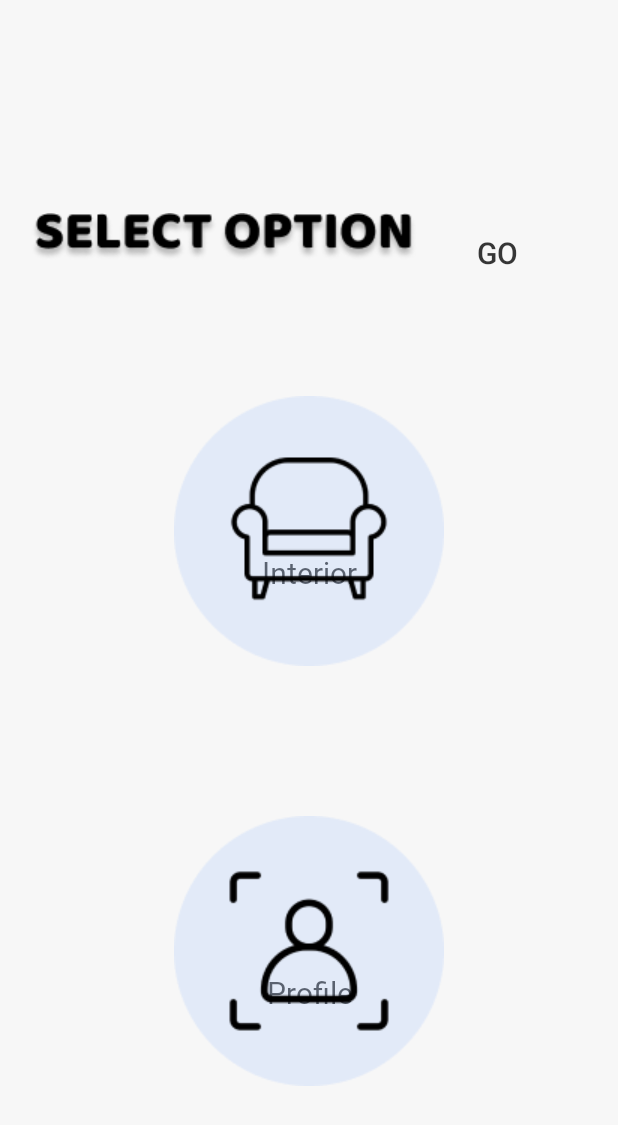
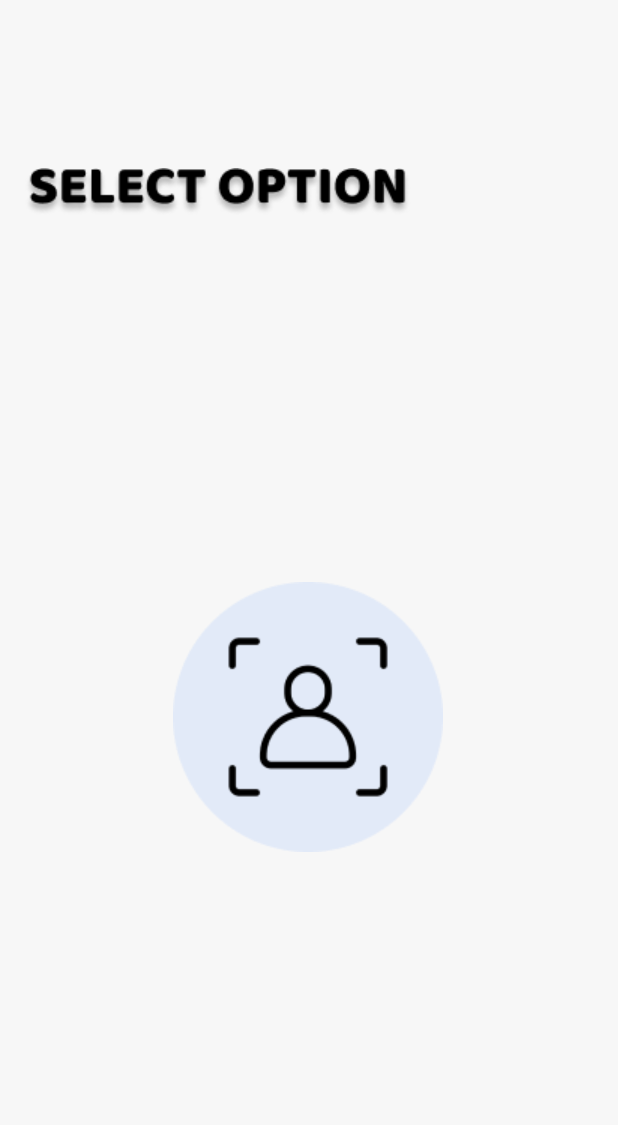
Before and after one commit to tun111-jun/VSMR, an Android app: the SelectPage screen opened directly, with no data from a screen before it, on a phone screen of 412 x 824 dp. Shown: the top 1125 px of the screen. Run offline under Robolectric (Android 15) with nearby library versions, the phone set to English and light mode, and no system bars.

Commit message:
[edit] layout 위치 수정

```diff
--- a/app/src/main/java/com/example/app3/PictureActivity.java
+++ b/app/src/main/java/com/example/app3/PictureActivity.java
@@ -72,8 +72,6 @@ public class PictureActivity extends AppCompatActivity {
                 overridePendingTransition(R.transition.fade_in, R.transition.fade_out);
             }
         });
-
-        back = findViewById(R.id.backPicture);
         back.setOnClickListener(new View.OnClickListener() {
             @Override
             public void onClick(View view) {
--- a/app/src/main/java/com/example/app3/SelectPage.java
+++ b/app/src/main/java/com/example/app3/SelectPage.java
@@ -24,61 +24,61 @@ public class SelectPage extends AppCompatActivity {
         setContentView(R.layout.selectpage);
 
 
-
-        ImageButton interiorbtn = (ImageButton) findViewById(R.id.interiorImage);
+//        ImageButton interiorbtn = (ImageButton) findViewById(R.id.interiorImage);
         ImageButton profilebtn = (ImageButton) findViewById(R.id.profileImage);
 
-        Button gobtn = (Button) findViewById(R.id.next);
+//        Button gobtn = (Button) findViewById(R.id.next);
 
-        Button hidden1 = (Button) findViewById(R.id.hidden1);
-        Button in_hidden1 = (Button) findViewById(R.id.in_hidden1);
+//        Button hidden1 = (Button) findViewById(R.id.hidden1);
+//        Button in_hidden1 = (Button) findViewById(R.id.in_hidden1);
 
         Button hidden2 = (Button) findViewById(R.id.hidden2);
-        Button in_hidden2 = (Button) findViewById(R.id.in_hidden2);
+//        Button in_hidden2 = (Button) findViewById(R.id.in_hidden2);
 
-        gobtn.setOnClickListener(new View.OnClickListener(){
-            @Override
-            public void onClick(View view) {
+//        gobtn.setOnClickListener(new View.OnClickListener(){
+//            @Override
+//            public void onClick(View view) {
+//
+//                overridePendingTransition(R.transition.fade_in, R.transition.fade_out);
+//            }
+//        });
 
-                overridePendingTransition(R.transition.fade_in, R.transition.fade_out);
-            }
-        });
+//        in_hidden1.setOnClickListener(new View.OnClickListener(){
+//            @Override
+//            public void onClick(View view){
+//                Log.d("확인","클릭");
+//
+//
+//                Intent intent = new Intent(getApplicationContext(), PictureActivity.class);
+//                startActivity(intent);
+//                overridePendingTransition(R.transition.fade_in, R.transition.fade_out);
+//            }
+//        });
 
-        in_hidden1.setOnClickListener(new View.OnClickListener(){
-            @Override
-            public void onClick(View view){
-                Log.d("확인","클릭");
-
-
-                Intent intent = new Intent(getApplicationContext(), PictureActivity.class);
-                startActivity(intent);
-                overridePendingTransition(R.transition.fade_in, R.transition.fade_out);
-            }
-        });
-
-        in_hidden2.setOnClickListener(new View.OnClickListener() {
-            @Override
-            public void onClick(View view){
-                Log.d("확인","클릭");
-
-//                hidden2.setBackgroundColor(context.getResources().getColor(R.color.fill));
-//                in_hidden2.setBackgroundColor(context.getResources().getColor(R.color.out));
-                Intent intent = new Intent(getApplicationContext(), PictureActivity.class);
-                startActivity(intent);
-                overridePendingTransition(R.transition.fade_in, R.transition.fade_out);
-            }
-        });
+//        in_hidden2.setOnClickListener(new View.OnClickListener() {
+//            @Override
+//            public void onClick(View view){
+//                Log.d("확인","클릭");
+//
+////                hidden2.setBackgroundColor(context.getResources().getColor(R.color.fill));
+////                in_hidden2.setBackgroundColor(context.getResources().getColor(R.color.out));
+//                Intent intent = new Intent(getApplicationContext(), PictureActivity.class);
+//                startActivity(intent);
+//                overridePendingTransition(R.transition.fade_in, R.transition.fade_out);
+//            }
+//        });
+//
+//    }
+//    @Override
+//    public boolean onKeyDown(int keyCode, KeyEvent event) {
+//        if(keyCode==KeyEvent.KEYCODE_BACK){
+//            finish();
+//            overridePendingTransition(R.transition.fade_in, R.transition.fade_out);
+//            return true;
+//
+//        }
+//        return false;
+//    }
 
     }
-    @Override
-    public boolean onKeyDown(int keyCode, KeyEvent event) {
-        if(keyCode==KeyEvent.KEYCODE_BACK){
-            finish();
-            overridePendingTransition(R.transition.fade_in, R.transition.fade_out);
-            return true;
-
-        }
-        return false;
-    }
-
 }
--- a/app/src/main/res/layout/activity_picture.xml
+++ b/app/src/main/res/layout/activity_picture.xml
@@ -19,22 +19,6 @@
         app:layout_constraintStart_toStartOf="parent"
         app:srcCompat="@drawable/uploadimage"/>
 
-    <Button
-        android:id="@+id/backPicture"
-        android:layout_width="103dp"
-        android:layout_height="47dp"
-        android:layout_alignParentLeft="true"
-        android:layout_alignParentBottom="true"
-        android:layout_marginStart="280dp"
-        android:layout_marginBottom="632dp"
-        android:background="#00ff0000"
-        android:text="GO"
-        android:textColor="@color/text"
-        android:textSize="20sp"
-        android:gravity="center"
-        app:layout_constraintBottom_toBottomOf="parent"
-        app:layout_constraintStart_toStartOf="parent"/>
-
 
     <ImageView
         android:id="@+id/imageUpload"
@@ -43,14 +27,14 @@
         android:layout_alignParentBottom="true"
         android:layout_centerHorizontal="true"
         android:layout_marginStart="30dp"
-        android:layout_marginTop="8dp"
+        android:layout_marginTop="100dp"
         android:layout_marginEnd="30dp"
         android:scaleType="fitCenter"
         app:layout_constraintEnd_toEndOf="parent"
+        app:layout_constraintHorizontal_bias="0.0"
         app:layout_constraintStart_toStartOf="parent"
-        app:layout_constraintTop_toBottomOf="@+id/backPicture"
+        app:layout_constraintTop_toTopOf="parent"
         app:srcCompat="@drawable/img" />
-
 
     <Button
         android:id="@+id/Start"
@@ -58,7 +42,7 @@
         android:layout_height="47dp"
         android:layout_alignParentBottom="true"
         android:layout_centerHorizontal="true"
-        android:visibility="invisible"
+        android:visibility="visible"
         android:layout_marginBottom="45sp"
         android:background="#00ff0000"
         android:gravity="bottom|center"
--- a/app/src/main/res/layout/selectpage.xml
+++ b/app/src/main/res/layout/selectpage.xml
@@ -8,128 +8,112 @@
     android:orientation="horizontal"
     tools:context=".SelectPage">
 
+    <!--    <TextView-->
+<!--        android:id="@+id/interiorText"-->
+<!--        android:layout_width="85dp"-->
+<!--        android:layout_height="wrap_content"-->
+<!--        android:layout_marginTop="368dp"-->
+<!--        android:gravity="center"-->
+<!--        android:text="Interior"-->
+<!--        android:fontFamily="@font/gabriola"-->
+<!--        android:textColor="@color/text"-->
+<!--        android:textAlignment="center"-->
+<!--        android:textSize="20sp"-->
+<!--        app:layout_constraintEnd_toEndOf="parent"-->
+<!--        app:layout_constraintStart_toStartOf="parent"-->
+<!--        app:layout_constraintTop_toTopOf="parent" />-->
+
+<!--    <TextView-->
+<!--        android:id="@+id/profileText"-->
+<!--        android:layout_width="85dp"-->
+<!--        android:layout_height="wrap_content"-->
+<!--        android:layout_marginTop="648dp"-->
+<!--        android:gravity="center"-->
+<!--        android:text="Profile"-->
+<!--        android:fontFamily="@font/gabriola"-->
+<!--        android:textColor="@color/text"-->
+<!--        android:textAlignment="center"-->
+<!--        android:textSize="20sp"-->
+<!--        app:layout_constraintEnd_toEndOf="parent"-->
+<!--        app:layout_constraintStart_toStartOf="parent"-->
+<!--        app:layout_constraintTop_toTopOf="parent" />-->
+
+
     <ImageView
         android:id="@+id/select"
         android:layout_width="wrap_content"
         android:layout_height="wrap_content"
-        android:layout_marginLeft="20dp"
-        android:layout_marginBottom="650dp"
+        android:layout_marginStart="16dp"
+        android:layout_marginBottom="680dp"
         android:gravity="center"
         app:layout_constraintBottom_toBottomOf="parent"
         app:layout_constraintStart_toStartOf="parent"
-        app:srcCompat="@drawable/selectoption"/>
+        app:srcCompat="@drawable/selectoption" />
+
+<!--    <Button-->
+<!--        android:id="@+id/hidden1"-->
+<!--        android:layout_width="415dp"-->
+<!--        android:layout_height="280dp"-->
+<!--        android:layout_marginStart="0dp"-->
+<!--        android:layout_marginBottom="332dp"-->
+<!--        android:background="#00ff0000"-->
+<!--        app:layout_constraintBottom_toBottomOf="parent"-->
+<!--        app:layout_constraintStart_toStartOf="parent" />-->
+
+<!--    <Button-->
+<!--        android:id="@+id/in_hidden1"-->
+<!--        android:layout_width="400dp"-->
+<!--        android:layout_height="265dp"-->
+<!--        android:layout_marginBottom="340dp"-->
+<!--        android:background="#00ff0000"-->
+<!--        app:layout_constraintBottom_toBottomOf="parent"-->
+<!--        app:layout_constraintEnd_toEndOf="@+id/hidden1"-->
+<!--        app:layout_constraintStart_toStartOf="parent" />-->
+
+    <!--    <Button-->
+<!--        android:id="@+id/in_hidden2"-->
+<!--        android:layout_width="400dp"-->
+<!--        android:layout_height="308dp"-->
+<!--        android:layout_marginBottom="12dp"-->
+<!--        android:background="#00ff0000"-->
+<!--        app:layout_constraintBottom_toBottomOf="parent"-->
+<!--        app:layout_constraintEnd_toEndOf="@+id/hidden2"-->
+<!--        app:layout_constraintHorizontal_bias="0.533"-->
+<!--        app:layout_constraintStart_toStartOf="parent" />-->
 
 
-    <Button
-        android:id="@+id/next"
-        android:layout_width="103dp"
-        android:layout_height="47dp"
-        android:layout_alignParentLeft="true"
-        android:layout_alignParentBottom="true"
-        android:layout_marginStart="280dp"
-        android:layout_marginBottom="632dp"
-        android:background="#00ff0000"
-        android:textColor="@color/text"
-        android:textSize="20sp"
-        android:gravity="center"
-        android:text="Go"
-        android:textAlignment="center"
-        app:layout_constraintBottom_toBottomOf="parent"
-        app:layout_constraintStart_toStartOf="parent" />
-
-    <TextView
-        android:id="@+id/interiorText"
-        android:layout_width="85dp"
-        android:layout_height="wrap_content"
-        android:layout_marginTop="368dp"
-        android:gravity="center"
-        android:text="Interior"
-        android:fontFamily="@font/gabriola"
-        android:textColor="@color/text"
-        android:textAlignment="center"
-        android:textSize="20sp"
-        app:layout_constraintEnd_toEndOf="parent"
-        app:layout_constraintStart_toStartOf="parent"
-        app:layout_constraintTop_toTopOf="parent" />
-
-    <TextView
-        android:id="@+id/profileText"
-        android:layout_width="85dp"
-        android:layout_height="wrap_content"
-        android:layout_marginTop="648dp"
-        android:gravity="center"
-        android:text="Profile"
-        android:fontFamily="@font/gabriola"
-        android:textColor="@color/text"
-        android:textAlignment="center"
-        android:textSize="20sp"
-        app:layout_constraintEnd_toEndOf="parent"
-        app:layout_constraintStart_toStartOf="parent"
-        app:layout_constraintTop_toTopOf="parent" />
-
-
-    <Button
-        android:id="@+id/hidden1"
-        android:layout_width="415dp"
-        android:layout_height="280dp"
-        android:layout_marginStart="0dp"
-        android:layout_marginBottom="332dp"
-        android:background="#00ff0000"
-        app:layout_constraintBottom_toBottomOf="parent"
-        app:layout_constraintStart_toStartOf="parent" />
-
-    <Button
-        android:id="@+id/in_hidden1"
-        android:layout_width="400dp"
-        android:layout_height="265dp"
-        android:layout_marginBottom="340dp"
-        android:background="#00ff0000"
-        app:layout_constraintBottom_toBottomOf="parent"
-        app:layout_constraintEnd_toEndOf="@+id/hidden1"
-        app:layout_constraintStart_toStartOf="parent" />
+<!--    <ImageButton-->
+<!--        android:id="@+id/interiorImage"-->
+<!--        android:layout_width="220dp"-->
+<!--        android:layout_height="220dp"-->
+<!--        android:layout_marginBottom="360dp"-->
+<!--        android:background="#00ff0000"-->
+<!--        app:layout_constraintBottom_toBottomOf="parent"-->
+<!--        app:layout_constraintEnd_toEndOf="parent"-->
+<!--        app:layout_constraintStart_toStartOf="parent"-->
+<!--        app:srcCompat="@drawable/interior" />-->
 
     <Button
         android:id="@+id/hidden2"
         android:layout_width="415dp"
         android:layout_height="330dp"
-        android:layout_marginStart="0dp"
-        android:layout_marginBottom="0dp"
         android:background="#00ff0000"
         app:layout_constraintBottom_toBottomOf="parent"
-        app:layout_constraintStart_toStartOf="parent" />
-
-    <Button
-        android:id="@+id/in_hidden2"
-        android:layout_width="400dp"
-        android:layout_height="308dp"
-        android:layout_marginBottom="12dp"
-        android:background="#00ff0000"
-        app:layout_constraintBottom_toBottomOf="parent"
-        app:layout_constraintEnd_toEndOf="@+id/hidden2"
-        app:layout_constraintHorizontal_bias="0.533"
-        app:layout_constraintStart_toStartOf="parent" />
-
-
-    <ImageButton
-        android:id="@+id/interiorImage"
-        android:layout_width="220dp"
-        android:layout_height="220dp"
-        android:layout_marginBottom="360dp"
-        android:background="#00ff0000"
-        app:layout_constraintBottom_toBottomOf="parent"
-        app:layout_constraintEnd_toEndOf="parent"
         app:layout_constraintStart_toStartOf="parent"
-        app:srcCompat="@drawable/interior" />
+        app:layout_constraintTop_toBottomOf="@+id/select" />
 
     <ImageButton
         android:id="@+id/profileImage"
         android:layout_width="220dp"
         android:layout_height="220dp"
-        android:layout_marginBottom="80dp"
+        android:layout_marginBottom="236dp"
         android:background="#00ff0000"
         app:layout_constraintBottom_toBottomOf="parent"
         app:layout_constraintEnd_toEndOf="parent"
+        app:layout_constraintHorizontal_bias="0.497"
         app:layout_constraintStart_toStartOf="parent"
+        app:layout_constraintTop_toTopOf="@+id/hidden2"
+        app:layout_constraintVertical_bias="1.0"
         app:srcCompat="@drawable/profile" />
 
 </androidx.constraintlayout.widget.ConstraintLayout>
```
